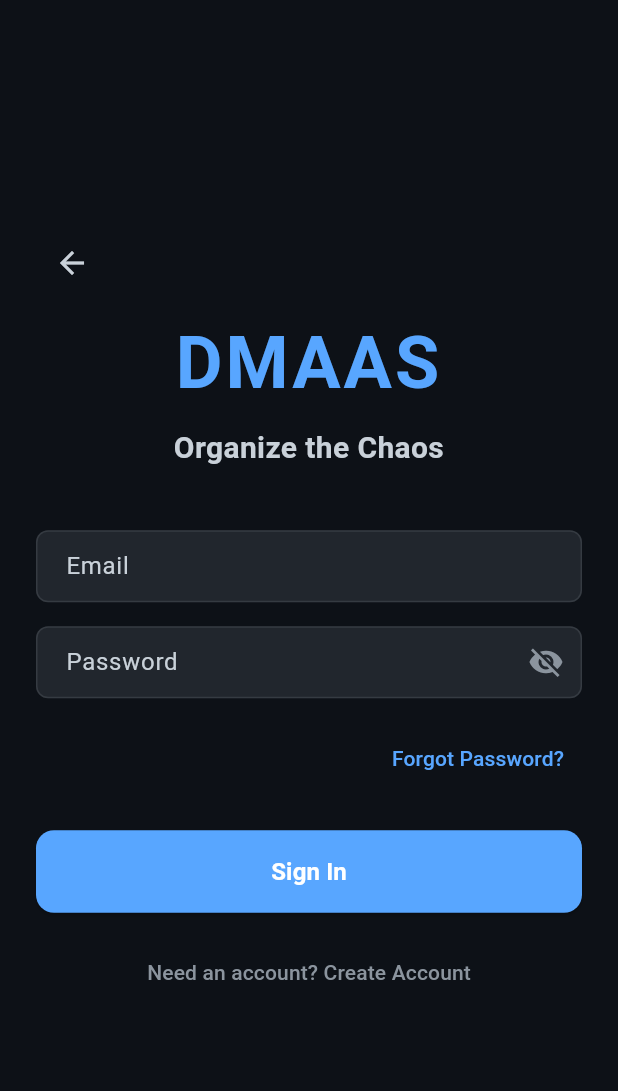
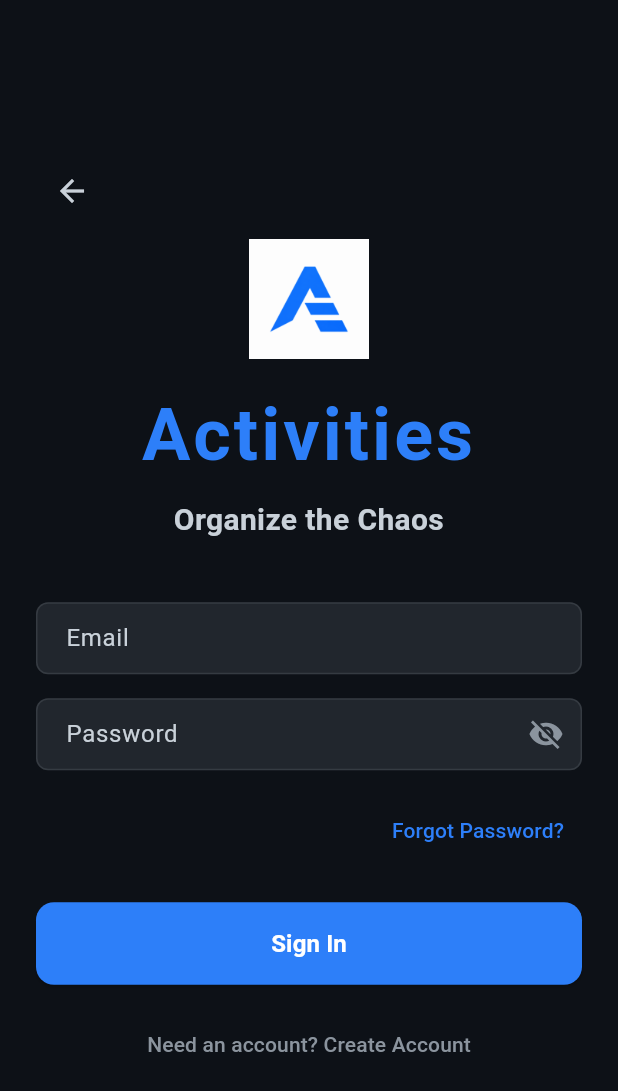
Before and after one commit to user2745/DMAAS-UI, a Flutter app: the screen it shows after launch, after a tap on the "account circle" icon, on a phone screen of 412 x 824 dp. Shown: the top 1091 px of the screen. Run offline on Flutter 3.47's test engine with Material 3 defaults, Android fonts, the phone set to English and light mode, and no system bars; our stand-ins replace equatable, firebase_auth, firebase_core, flutter_bloc, shared_preferences; accounts and stored records are empty; network calls fail.

Commit message:
rebrand: DMAAS → Activities — new brand colors, logo, and naming across all touchpoints

```diff
--- a/lib/src/app.dart
+++ b/lib/src/app.dart
@@ -11,6 +11,7 @@ import 'features/tasks_list/data/field_api_service.dart';
 import 'features/navigation/main_navigation_page.dart';
 import 'features/agent/cubit/agent_cubit.dart';
 import 'features/agent/data/agent_service.dart';
+import 'features/agent/data/webhook_dispatcher.dart';
 import 'features/boost/cubit/boost_cubit.dart';
 import 'features/boost/data/boost_service.dart';
 import 'features/preferences/cubit/preferences_cubit.dart';
@@ -45,14 +46,18 @@ class TaskBoardApp extends StatelessWidget {
           ),
         ),
         BlocProvider<TaskBoardCubit>(
-          create: (context) => TaskBoardCubit(
+          create: (context) {
+            final webhook = WebhookDispatcher();
+            return TaskBoardCubit(
               apiService: taskApiService ?? TaskApiService(
                 tokenProvider: context.read<AuthCubit>().getIdToken,
+                webhookDispatcher: webhook,
               ),
               fieldApiService: fieldApiService ?? FieldApiService(
                 tokenProvider: context.read<AuthCubit>().getIdToken,
               ),
-          )..loadTasks(),
+            )..loadTasks();
+          },
         ),
         BlocProvider<SearchCubit>(create: (_) => SearchCubit()),
         BlocProvider<BoostCubit>(
@@ -77,18 +82,22 @@ class TaskBoardApp extends StatelessWidget {
           )..load(),
         ),
         BlocProvider<TasksListCubit>(
-          create: (context) => TasksListCubit(
+          create: (context) {
+            final webhook = WebhookDispatcher();
+            return TasksListCubit(
               taskApiService: taskApiService ?? TaskApiService(
                 tokenProvider: context.read<AuthCubit>().getIdToken,
+                webhookDispatcher: webhook,
               ),
               fieldApiService: fieldApiService ?? FieldApiService(
                 tokenProvider: context.read<AuthCubit>().getIdToken,
               ),
-          ),
+            );
+          },
         ),
       ],
       child: MaterialApp(
-        title: 'DMAAS - Decision Making & Activities Accounting System',
+        title: 'Activities',
         theme: AppTheme.dark,
         debugShowCheckedModeBanner: false,
         home: const MainNavigationPage(),
--- /dev/null
+++ b/lib/src/features/agent/data/webhook_dispatcher.dart
@@ -0,0 +1,67 @@
+import 'dart:convert';
+import 'package:http/http.dart' as http;
+
+/// Fire-and-forget webhook dispatcher to the DMAAS agent-service.
+/// Sends task mutations so the Semantic Desk stays in sync.
+class WebhookDispatcher {
+  WebhookDispatcher({
+    this.agentBaseUrl = const String.fromEnvironment(
+      'AGENT_BASE_URL',
+      defaultValue: 'https://dmaas-agent-xr3swhwdua-uc.a.run.app',
+    ),
+    this.webhookSecret = const String.fromEnvironment(
+      'WEBHOOK_SECRET',
+      defaultValue: 'dev-webhook-secret',
+    ),
+    http.Client? httpClient,
+  }) : _client = httpClient ?? http.Client();
+
+  final String agentBaseUrl;
+  final String webhookSecret;
+  final http.Client _client;
+
+  String? _userId;
+
+  void setUserId(String userId) {
+    _userId = userId;
+  }
+
+  /// Dispatch a task webhook event. Fire-and-forget — errors are silently logged.
+  Future<void> dispatch({
+    required String event,
+    required Map<String, dynamic> task,
+    String? boardId,
+  }) async {
+    if (_userId == null) return;
+
+    try {
+      await _client.post(
+        Uri.parse('$agentBaseUrl/webhooks/tasks'),
+        headers: {
+          'Content-Type': 'application/json',
+          'X-Webhook-Secret': webhookSecret,
+        },
+        body: jsonEncode({
+          'event': event,
+          'userId': _userId,
+          'boardId': boardId,
+          'task': task,
+        }),
+      );
+    } catch (_) {
+      // Fire and forget — don't block the UI for webhook failures.
+    }
+  }
+
+  /// Convenience: notify that a task was created.
+  Future<void> taskCreated(Map<String, dynamic> taskJson, {String? boardId}) =>
+      dispatch(event: 'task.created', task: taskJson, boardId: boardId);
+
+  /// Convenience: notify that a task was updated.
+  Future<void> taskUpdated(Map<String, dynamic> taskJson, {String? boardId}) =>
+      dispatch(event: 'task.updated', task: taskJson, boardId: boardId);
+
+  /// Convenience: notify that a task was deleted.
+  Future<void> taskDeleted(String taskId) =>
+      dispatch(event: 'task.deleted', task: {'id': taskId});
+}
--- a/lib/src/features/agent/view/agent_panel.dart
+++ b/lib/src/features/agent/view/agent_panel.dart
@@ -139,7 +139,7 @@ class _AgentPanelBodyState extends State<_AgentPanelBody> {
                     const SizedBox(width: 8),
                     const Expanded(
                       child: Text(
-                        'DMAAS Agent',
+                        'Activities Agent',
                         style: TextStyle(
                           fontSize: 17,
                           fontWeight: FontWeight.w700,
--- a/lib/src/features/auth/view/login_page.dart
+++ b/lib/src/features/auth/view/login_page.dart
@@ -3,6 +3,7 @@ import 'package:flutter_bloc/flutter_bloc.dart';
 import '../cubit/auth_cubit.dart';
 import '../cubit/auth_state.dart';
 import '../../../widgets/animated_focus_text_field.dart';
+import '../../../theme/app_theme.dart';
 
 // Design Language: High-contrast dark theme with consistent input animations
 // See DESIGN_LANGUAGE.md for color and typography specifications
@@ -75,7 +76,7 @@ class _LoginPageState extends State<LoginPage> {
   @override
   Widget build(BuildContext context) {
     return Scaffold(
-      backgroundColor: const Color(0xFF0D1117),
+      backgroundColor: AppTheme.darkBackground,
       body: BlocListener<AuthCubit, AuthState>(
         listener: (context, state) {
           if (state.status == AuthStatus.authenticated) {
@@ -107,19 +108,25 @@ class _LoginPageState extends State<LoginPage> {
                         child: IconButton(
                           padding: EdgeInsets.zero,
                           constraints: const BoxConstraints(minWidth: 40),
-                          icon: const Icon(Icons.arrow_back, color: Color(0xFFC9D1D9)),
+                          icon: const Icon(Icons.arrow_back, color: AppTheme.textPrimary),
                           onPressed: () => Navigator.of(context).pop(),
                         ),
                       ),
                       const SizedBox(height: 8),
 
                       // Logo/Title
+                      Image.asset(
+                        'assets/images/logo.png',
+                        height: 80,
+                        width: 80,
+                      ),
+                      const SizedBox(height: 16),
                       const Text(
-                        'DMAAS',
+                        'Activities',
                         style: TextStyle(
                           fontSize: 48,
                           fontWeight: FontWeight.w700,
-                          color: Color(0xFF58A6FF),
+                          color: AppTheme.accentBlue,
                           letterSpacing: 2,
                         ),
                         textAlign: TextAlign.center,
@@ -134,7 +141,7 @@ class _LoginPageState extends State<LoginPage> {
                         style: const TextStyle(
                           fontSize: 20,
                           fontWeight: FontWeight.w600,
-                          color: Color(0xFFC9D1D9),
+                          color: AppTheme.textPrimary,
                         ),
                         textAlign: TextAlign.center,
                       ),
@@ -146,7 +153,7 @@ class _LoginPageState extends State<LoginPage> {
                         keyboardType: TextInputType.emailAddress,
                         labelText: 'Email',
                         filled: true,
-                        fillColor: const Color(0xFF21262D),
+                        fillColor: AppTheme.surfaceBackground,
                         validator: (value) {
                           if (value == null || value.isEmpty) {
                             return 'Please enter your email';
@@ -166,11 +173,11 @@ class _LoginPageState extends State<LoginPage> {
                           obscureText: !_isPasswordVisible,
                           labelText: 'Password',
                           filled: true,
-                          fillColor: const Color(0xFF21262D),
+                          fillColor: AppTheme.surfaceBackground,
                           suffixIcon: IconButton(
                             icon: Icon(
                               _isPasswordVisible ? Icons.visibility : Icons.visibility_off,
-                              color: const Color(0xFF8B949E),
+                              color: AppTheme.textSecondary,
                             ),
                             onPressed: () {
                               setState(() => _isPasswordVisible = !_isPasswordVisible);
@@ -196,13 +203,13 @@ class _LoginPageState extends State<LoginPage> {
                           obscureText: !_isConfirmPasswordVisible,
                           labelText: 'Confirm Password',
                           filled: true,
-                          fillColor: const Color(0xFF21262D),
+                          fillColor: AppTheme.surfaceBackground,
                           suffixIcon: IconButton(
                             icon: Icon(
                               _isConfirmPasswordVisible
                                   ? Icons.visibility
                                   : Icons.visibility_off,
-                              color: const Color(0xFF8B949E),
+                              color: AppTheme.textSecondary,
                             ),
                             onPressed: () {
                               setState(
@@ -233,7 +240,7 @@ class _LoginPageState extends State<LoginPage> {
                             },
                             child: const Text(
                               'Forgot Password?',
-                              style: TextStyle(color: Color(0xFF58A6FF)),
+                              style: TextStyle(color: AppTheme.accentBlue),
                             ),
                           ),
                         ),
@@ -244,7 +251,7 @@ class _LoginPageState extends State<LoginPage> {
                       ElevatedButton(
                         onPressed: _isLoading ? null : _handleSubmit,
                         style: ElevatedButton.styleFrom(
-                          backgroundColor: const Color(0xFF58A6FF),
+                          backgroundColor: AppTheme.accentBlue,
                           foregroundColor: Colors.white,
                           padding: const EdgeInsets.symmetric(vertical: 16),
                           shape: RoundedRectangleBorder(
@@ -287,7 +294,7 @@ class _LoginPageState extends State<LoginPage> {
                             _isSignUp
                                 ? 'Already have an account? Sign In'
                                 : 'Need an account? Create Account',
-                            style: const TextStyle(color: Color(0xFF8B949E)),
+                            style: const TextStyle(color: AppTheme.textSecondary),
                           ),
                         ),
 
@@ -302,7 +309,7 @@ class _LoginPageState extends State<LoginPage> {
                           },
                           child: const Text(
                             'Back to Sign In',
-                            style: TextStyle(color: Color(0xFF8B949E)),
+                            style: TextStyle(color: AppTheme.textSecondary),
                           ),
                         ),
                     ],
--- a/lib/src/features/navigation/main_navigation_page.dart
+++ b/lib/src/features/navigation/main_navigation_page.dart
@@ -12,6 +12,7 @@ import '../today/today_tasks_page.dart';
 import '../tasks_list/view/tasks_list_page.dart';
 import '../tasks_list/cubit/tasks_list_cubit.dart';
 import '../board/widgets/task_editor_sheet.dart';
+import '../integrations/view/integrations_page.dart';
 
 class MainNavigationPage extends StatefulWidget {
   const MainNavigationPage({super.key});
@@ -51,13 +52,24 @@ class _MainNavigationPageState extends State<MainNavigationPage>
   Widget build(BuildContext context) {
     return Scaffold(
       appBar: AppBar(
-        title: const Text(
-          'DMAAS',
-          style: TextStyle(
-            fontSize: 20,
-            fontWeight: FontWeight.w800,
-            letterSpacing: 0.5,
-          ),
+        title: Row(
+          mainAxisSize: MainAxisSize.min,
+          children: [
+            Image.asset(
+              'assets/images/logo.png',
+              height: 28,
+              width: 28,
+            ),
+            const SizedBox(width: 10),
+            const Text(
+              'Activities',
+              style: TextStyle(
+                fontSize: 20,
+                fontWeight: FontWeight.w800,
+                letterSpacing: 0.5,
+              ),
+            ),
+          ],
         ),
         actions: [
           // ⚡ Credit badge
@@ -114,6 +126,12 @@ class _MainNavigationPageState extends State<MainNavigationPage>
                     onSelected: (value) {
                       if (value == 'signout') {
                         context.read<AuthCubit>().signOut();
+                      } else if (value == 'integrations') {
+                        Navigator.of(context).push(
+                          MaterialPageRoute(
+                            builder: (context) => const IntegrationsPage(),
+                          ),
+                        );
                       }
                     },
                     itemBuilder: (context) => [
@@ -128,6 +146,16 @@ class _MainNavigationPageState extends State<MainNavigationPage>
                         ),
                       ),
                       const PopupMenuDivider(),
+                      const PopupMenuItem<String>(
+                        value: 'integrations',
+                        child: Row(
+                          children: [
+                            Icon(Icons.extension, size: 20, color: Color(0xFF8B949E)),
+                            SizedBox(width: 12),
+                            Text('Integrations'),
+                          ],
+                        ),
+                      ),
                       const PopupMenuItem<String>(
                         value: 'signout',
                         child: Row(
--- a/lib/src/theme/app_theme.dart
+++ b/lib/src/theme/app_theme.dart
@@ -6,7 +6,7 @@ class AppTheme {
   static const Color cardBackground = Color(0xFF161B22);
   static const Color surfaceBackground = Color(0xFF21262D);
   static const Color borderColor = Color(0xFF30363D);
-  static const Color accentBlue = Color(0xFF58A6FF);
+  static const Color accentBlue = Color(0xFF2D7FF9);
   static const Color accentGreen = Color(0xFF3FB950);
   static const Color accentPurple = Color(0xFFBB86FC);
   static const Color accentOrange = Color(0xFFFF9800);
--- a/pubspec.yaml
+++ b/pubspec.yaml
@@ -67,10 +67,8 @@ flutter:
   # the material Icons class.
   uses-material-design: true
 
-  # To add assets to your application, add an assets section, like this:
-  # assets:
-  #   - images/a_dot_burr.jpeg
-  #   - images/a_dot_ham.jpeg
+  assets:
+    - assets/images/logo.png
 
   # An image asset can refer to one or more resolution-specific "variants", see
   # https://flutter.dev/to/resolution-aware-images
```
Also changed, not shown: lib/src/features/board/data/task_api_service.dart (+10 -2 lines), lib/src/features/integrations/view/integrations_page.dart (added, +321 -0 lines), assets/images/logo.png (added), logo.png (added), 3 other files. Lines whose indentation alone changed are shown as unchanged.
